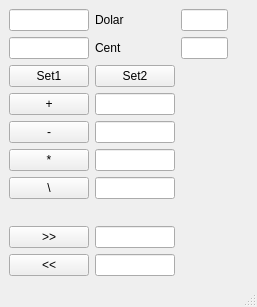
Above: mainwindow.ui from Bezzubikambitious/OOP6 before the change. Below: the same form after it.
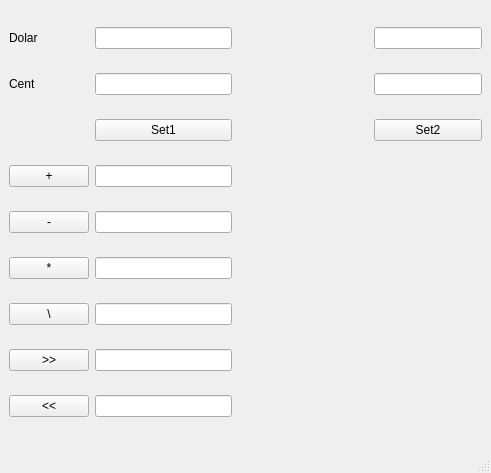
That is the form after the change.

Commit message: Marki/input fixed

```diff
--- a/mainwindow.ui
+++ b/mainwindow.ui
@@ -6,8 +6,8 @@
    <rect>
     <x>0</x>
     <y>0</y>
-    <width>257</width>
-    <height>307</height>
+    <width>491</width>
+    <height>473</height>
    </rect>
   </property>
   <property name="windowTitle">
@@ -15,57 +15,13 @@
   </property>
   <widget class="QWidget" name="centralwidget">
    <layout class="QGridLayout" name="gridLayout">
-    <item row="1" column="1">
-     <widget class="QLabel" name="label_2">
-      <property name="text">
-       <string>Cent</string>
-      </property>
-     </widget>
-    </item>
-    <item row="4" column="1">
-     <widget class="QPushButton" name="set2">
-      <property name="text">
-       <string>Set2</string>
-      </property>
-     </widget>
-    </item>
-    <item row="6" column="0">
+    <item row="6" column="1">
      <widget class="QPushButton" name="sub">
       <property name="text">
        <string>-</string>
       </property>
      </widget>
     </item>
-    <item row="0" column="0">
-     <widget class="QLineEdit" name="set_dollars1"/>
-    </item>
-    <item row="0" column="2" colspan="2">
-     <widget class="QLineEdit" name="set_dollars2"/>
-    </item>
-    <item row="5" column="0">
-     <widget class="QPushButton" name="sum">
-      <property name="text">
-       <string>+</string>
-      </property>
-     </widget>
-    </item>
-    <item row="4" column="0">
-     <widget class="QPushButton" name="set">
-      <property name="text">
-       <string>Set1</string>
-      </property>
-     </widget>
-    </item>
-    <item row="7" column="0">
-     <widget class="QPushButton" name="multi">
-      <property name="text">
-       <string>*</string>
-      </property>
-     </widget>
-    </item>
-    <item row="1" column="0">
-     <widget class="QLineEdit" name="set_cents1"/>
-    </item>
     <item row="0" column="1">
      <widget class="QLabel" name="label">
       <property name="text">
@@ -73,57 +29,104 @@
       </property>
      </widget>
     </item>
-    <item row="10" column="0">
-     <widget class="QPushButton" name="right">
+    <item row="10" column="3">
+     <widget class="QLineEdit" name="show_left"/>
+    </item>
+    <item row="1" column="3">
+     <widget class="QLineEdit" name="set_cents1"/>
+    </item>
+    <item row="1" column="1">
+     <widget class="QLabel" name="label_2">
       <property name="text">
-       <string>&gt;&gt;</string>
+       <string>Cent</string>
       </property>
      </widget>
     </item>
-    <item row="1" column="2" colspan="2">
+    <item row="1" column="5" colspan="2">
      <widget class="QLineEdit" name="set_cents2"/>
     </item>
-    <item row="8" column="0">
-     <widget class="QPushButton" name="div">
-      <property name="text">
-       <string>\</string>
-      </property>
-     </widget>
+    <item row="0" column="3">
+     <widget class="QLineEdit" name="set_dollars1"/>
     </item>
-    <item row="11" column="0">
+    <item row="10" column="1">
      <widget class="QPushButton" name="left">
       <property name="text">
        <string>&lt;&lt;</string>
       </property>
      </widget>
     </item>
-    <item row="10" column="1">
-     <widget class="QLineEdit" name="show_right"/>
+    <item row="0" column="5" colspan="2">
+     <widget class="QLineEdit" name="set_dollars2"/>
     </item>
-    <item row="11" column="1">
-     <widget class="QLineEdit" name="show_left"/>
+    <item row="5" column="3">
+     <widget class="QLineEdit" name="show_sum"/>
     </item>
-    <item row="8" column="1">
+    <item row="7" column="3">
+     <widget class="QLineEdit" name="show_mul"/>
+    </item>
+    <item row="8" column="3">
      <widget class="QLineEdit" name="show_div"/>
     </item>
     <item row="7" column="1">
-     <widget class="QLineEdit" name="show_mul"/>
+     <widget class="QPushButton" name="multi">
+      <property name="text">
+       <string>*</string>
+      </property>
+     </widget>
     </item>
-    <item row="6" column="1">
+    <item row="8" column="1">
+     <widget class="QPushButton" name="div">
+      <property name="text">
+       <string>\</string>
+      </property>
+     </widget>
+    </item>
+    <item row="4" column="5" colspan="2">
+     <widget class="QPushButton" name="set2">
+      <property name="text">
+       <string>Set2</string>
+      </property>
+     </widget>
+    </item>
+    <item row="9" column="3">
+     <widget class="QLineEdit" name="show_right"/>
+    </item>
+    <item row="6" column="3">
      <widget class="QLineEdit" name="show_sub"/>
     </item>
     <item row="5" column="1">
-     <widget class="QLineEdit" name="show_sum"/>
+     <widget class="QPushButton" name="sum">
+      <property name="text">
+       <string>+</string>
+      </property>
+     </widget>
     </item>
-    <item row="4" column="4" rowspan="6">
-     <spacer name="verticalSpacer">
+    <item row="9" column="1">
+     <widget class="QPushButton" name="right">
+      <property name="text">
+       <string>&gt;&gt;</string>
+      </property>
+     </widget>
+    </item>
+    <item row="4" column="3">
+     <widget class="QPushButton" name="set">
+      <property name="text">
+       <string>Set1</string>
+      </property>
+     </widget>
+    </item>
+    <item row="0" column="4">
+     <spacer name="horizontalSpacer">
       <property name="orientation">
-       <enum>Qt::Vertical</enum>
+       <enum>Qt::Horizontal</enum>
+      </property>
+      <property name="sizeType">
+       <enum>QSizePolicy::Expanding</enum>
       </property>
       <property name="sizeHint" stdset="0">
        <size>
-        <width>20</width>
-        <height>40</height>
+        <width>60</width>
+        <height>20</height>
        </size>
       </property>
      </spacer>
```
Left out of the diff: 4 changed lines with no effect on the pictures. The commit also changes 1 other file.
